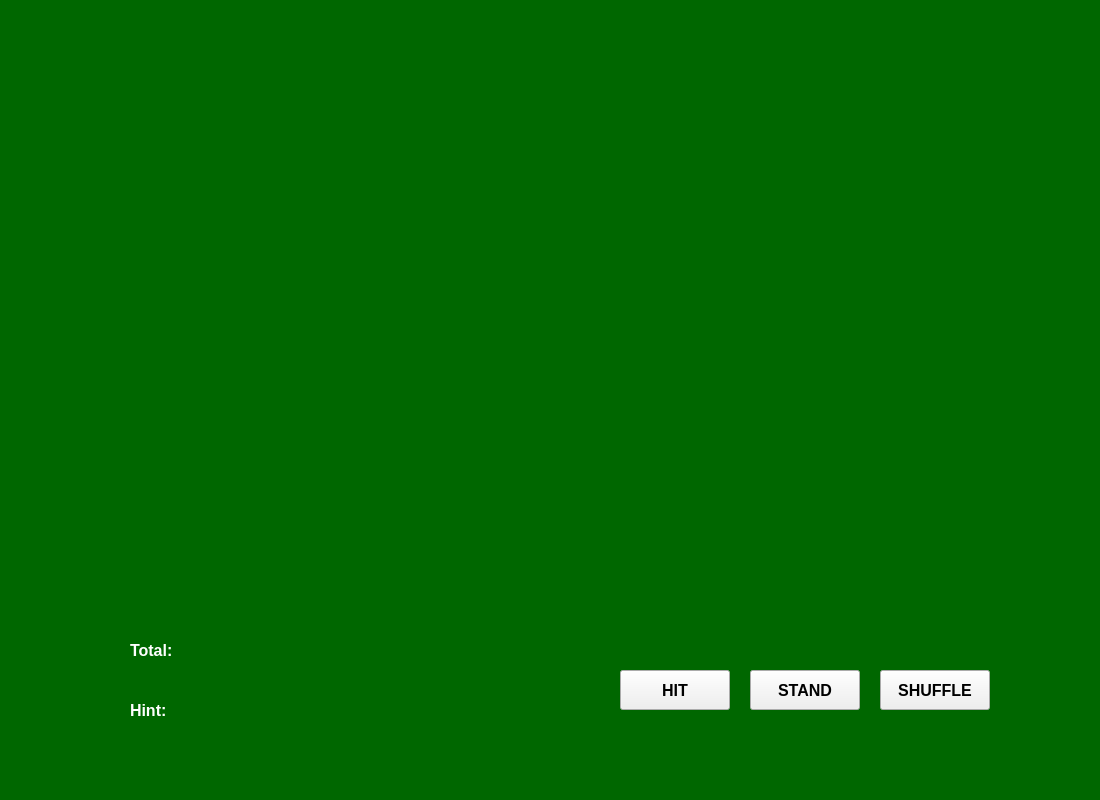
Above: view.ui from kirshan-tx/blackjack before the change. Below: the same form after it.
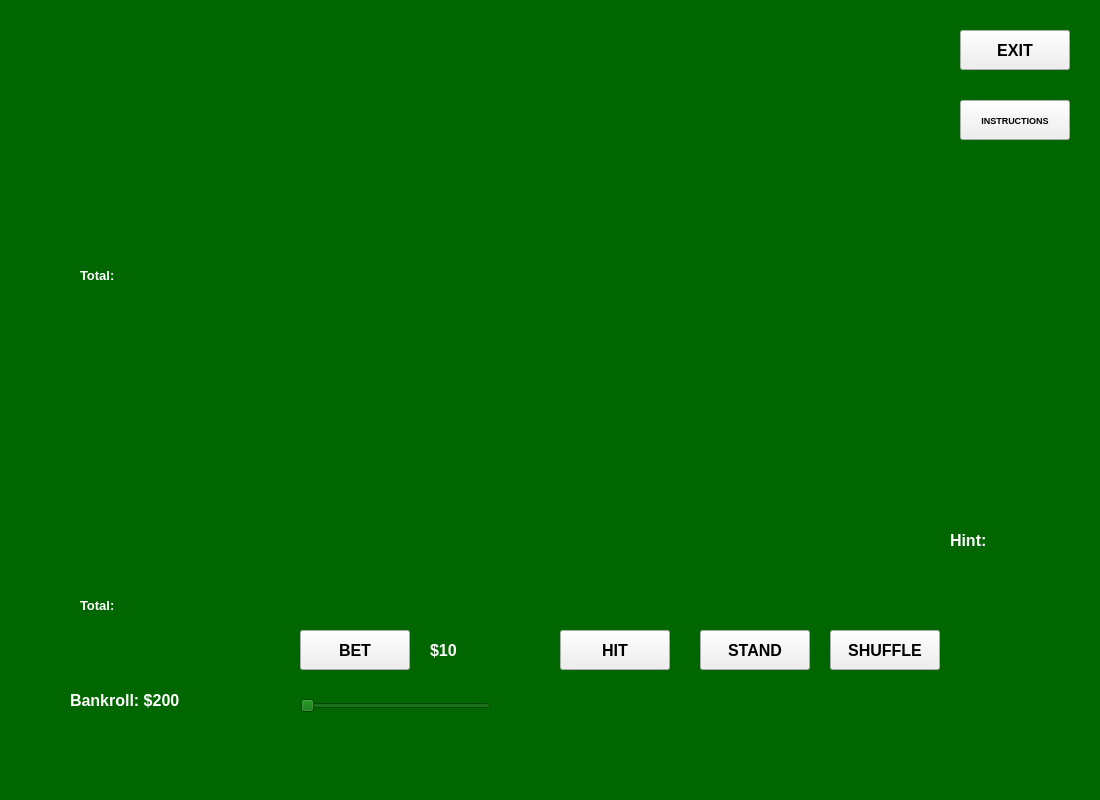
That is the form after the change. The open tabs and pages were chosen to show the change. Icons and pictures are not drawn.

Commit message: changed layout, added slider widget

Patch:
```diff
--- a/view.ui
+++ b/view.ui
@@ -29,101 +29,112 @@
    <string notr="true">background-color: rgb(0, 103, 0)</string>
   </property>
   <widget class="QWidget" name="centralwidget">
-   <widget class="QPushButton" name="button_hit">
+   <widget class="QStackedWidget" name="stackedWidget">
     <property name="geometry">
      <rect>
-      <x>620</x>
-      <y>670</y>
-      <width>110</width>
-      <height>40</height>
+      <x>0</x>
+      <y>-20</y>
+      <width>1101</width>
+      <height>831</height>
      </rect>
     </property>
-    <property name="font">
-     <font>
-      <family>Arial</family>
-      <pointsize>12</pointsize>
-      <weight>75</weight>
-      <bold>true</bold>
-     </font>
-    </property>
-    <property name="styleSheet">
-     <string notr="true">background-color: light gray</string>
-    </property>
-    <property name="text">
-     <string>HIT</string>
-    </property>
-   </widget>
-   <widget class="QPushButton" name="button_stand">
+    <widget class="QWidget" name="main_menu">
+     <widget class="QLabel" name="label_logo">
     <property name="geometry">
      <rect>
-      <x>750</x>
-      <y>670</y>
-      <width>110</width>
-      <height>40</height>
-     </rect>
-    </property>
-    <property name="font">
-     <font>
-      <family>Arial</family>
-      <pointsize>12</pointsize>
-      <weight>75</weight>
-      <bold>true</bold>
-     </font>
-    </property>
-    <property name="styleSheet">
-     <string notr="true">background-color: light gray</string>
-    </property>
-    <property name="text">
-     <string>STAND</string>
-    </property>
-   </widget>
-   <widget class="QPushButton" name="button_shuffle">
-    <property name="geometry">
-     <rect>
-      <x>880</x>
-      <y>670</y>
-      <width>110</width>
-      <height>40</height>
-     </rect>
-    </property>
-    <property name="font">
-     <font>
-      <family>Arial</family>
-      <pointsize>12</pointsize>
-      <weight>75</weight>
-      <bold>true</bold>
-     </font>
-    </property>
-    <property name="styleSheet">
-     <string notr="true">background-color: light gray</string>
-    </property>
-    <property name="text">
-     <string>SHUFFLE</string>
-    </property>
-   </widget>
-   <widget class="QLabel" name="label_dealer1">
-    <property name="geometry">
-     <rect>
-      <x>300</x>
-      <y>40</y>
-      <width>150</width>
-      <height>220</height>
+        <x>130</x>
+        <y>140</y>
+        <width>151</width>
+        <height>151</height>
      </rect>
     </property>
     <property name="text">
      <string/>
     </property>
     <property name="pixmap">
-     <pixmap>images/back.png</pixmap>
-    </property>
-    <property name="scaledContents">
-     <bool>true</bool>
-    </property>
-   </widget>
+       <pixmap>images/logo.png</pixmap>
+      </property>
+     </widget>
+     <widget class="QLabel" name="label_title">
+      <property name="geometry">
+       <rect>
+        <x>320</x>
+        <y>140</y>
+        <width>641</width>
+        <height>141</height>
+       </rect>
+      </property>
+      <property name="font">
+       <font>
+        <family>Arial</family>
+        <pointsize>72</pointsize>
+        <weight>75</weight>
+        <bold>true</bold>
+       </font>
+      </property>
+      <property name="styleSheet">
+       <string notr="true">color: white
+</string>
+      </property>
+      <property name="text">
+       <string>Black Jack</string>
+      </property>
+     </widget>
+     <widget class="QPushButton" name="button_start">
+      <property name="geometry">
+       <rect>
+        <x>380</x>
+        <y>390</y>
+        <width>371</width>
+        <height>101</height>
+       </rect>
+      </property>
+      <property name="font">
+       <font>
+        <family>Arial</family>
+        <pointsize>26</pointsize>
+        <weight>75</weight>
+        <bold>true</bold>
+       </font>
+      </property>
+      <property name="styleSheet">
+       <string notr="true">background-color: light gray</string>
+      </property>
+      <property name="text">
+       <string>START</string>
+      </property>
+     </widget>
+     <widget class="QPushButton" name="button_instructions">
+      <property name="geometry">
+       <rect>
+        <x>380</x>
+        <y>560</y>
+        <width>371</width>
+        <height>101</height>
+       </rect>
+      </property>
+      <property name="font">
+       <font>
+        <family>Arial</family>
+        <pointsize>26</pointsize>
+        <weight>75</weight>
+        <bold>true</bold>
+       </font>
+      </property>
+      <property name="styleSheet">
+       <string notr="true">background-color: light gray</string>
+      </property>
+      <property name="text">
+       <string>INSTRUCTIONS</string>
+      </property>
+     </widget>
+    </widget>
+    <widget class="QWidget" name="instructions"/>
+    <widget class="QWidget" name="game">
    <widget class="QLabel" name="label_dealer0">
     <property name="geometry">
      <rect>
-      <x>120</x>
+        <x>70</x>
       <y>40</y>
       <width>150</width>
       <height>220</height>
@@ -139,11 +150,11 @@
      <bool>true</bool>
     </property>
    </widget>
-   <widget class="QLabel" name="label_dealer2">
+     <widget class="QLabel" name="label_player2">
     <property name="geometry">
      <rect>
-      <x>480</x>
-      <y>40</y>
+        <x>430</x>
+        <y>370</y>
       <width>150</width>
       <height>220</height>
      </rect>
@@ -155,42 +166,35 @@
      <bool>true</bool>
     </property>
    </widget>
-   <widget class="QLabel" name="label_dealer3">
+     <widget class="QLabel" name="label_hint">
     <property name="geometry">
      <rect>
-      <x>660</x>
-      <y>40</y>
-      <width>150</width>
-      <height>220</height>
-     </rect>
-    </property>
-    <property name="text">
-     <string/>
-    </property>
-    <property name="scaledContents">
-     <bool>true</bool>
-    </property>
-   </widget>
-   <widget class="QLabel" name="label_dealer4">
-    <property name="geometry">
-     <rect>
-      <x>840</x>
-      <y>40</y>
-      <width>150</width>
-      <height>220</height>
-     </rect>
-    </property>
+        <x>950</x>
+        <y>540</y>
+        <width>51</width>
+        <height>41</height>
+       </rect>
+      </property>
+      <property name="font">
+       <font>
+        <family>Arial</family>
+        <pointsize>12</pointsize>
+        <weight>75</weight>
+        <bold>true</bold>
+       </font>
+      </property>
+      <property name="styleSheet">
+       <string notr="true">color: white
+</string>
+      </property>
     <property name="text">
-     <string/>
-    </property>
-    <property name="scaledContents">
-     <bool>true</bool>
+       <string>Hint:</string>
     </property>
    </widget>
    <widget class="QLabel" name="label_player3">
     <property name="geometry">
      <rect>
-      <x>660</x>
+        <x>610</x>
       <y>370</y>
       <width>150</width>
       <height>220</height>
@@ -203,10 +207,82 @@
      <bool>true</bool>
     </property>
    </widget>
+     <widget class="QPushButton" name="button_shuffle">
+      <property name="geometry">
+       <rect>
+        <x>830</x>
+        <y>650</y>
+        <width>110</width>
+        <height>40</height>
+       </rect>
+      </property>
+      <property name="font">
+       <font>
+        <family>Arial</family>
+        <pointsize>12</pointsize>
+        <weight>75</weight>
+        <bold>true</bold>
+       </font>
+      </property>
+      <property name="styleSheet">
+       <string notr="true">background-color: light gray</string>
+      </property>
+      <property name="text">
+       <string>SHUFFLE</string>
+      </property>
+     </widget>
+     <widget class="QPushButton" name="button_stand">
+      <property name="geometry">
+       <rect>
+        <x>700</x>
+        <y>650</y>
+        <width>110</width>
+        <height>40</height>
+       </rect>
+      </property>
+      <property name="font">
+       <font>
+        <family>Arial</family>
+        <pointsize>12</pointsize>
+        <weight>75</weight>
+        <bold>true</bold>
+       </font>
+      </property>
+      <property name="styleSheet">
+       <string notr="true">background-color: light gray</string>
+      </property>
+      <property name="text">
+       <string>STAND</string>
+      </property>
+     </widget>
+     <widget class="QPushButton" name="button_hit">
+      <property name="geometry">
+       <rect>
+        <x>560</x>
+        <y>650</y>
+        <width>110</width>
+        <height>40</height>
+       </rect>
+      </property>
+      <property name="font">
+       <font>
+        <family>Arial</family>
+        <pointsize>12</pointsize>
+        <weight>75</weight>
+        <bold>true</bold>
+       </font>
+      </property>
+      <property name="styleSheet">
+       <string notr="true">background-color: light gray</string>
+      </property>
+      <property name="text">
+       <string>HIT</string>
+      </property>
+     </widget>
    <widget class="QLabel" name="label_player4">
     <property name="geometry">
      <rect>
-      <x>840</x>
+        <x>790</x>
       <y>370</y>
       <width>150</width>
       <height>220</height>
@@ -215,22 +291,6 @@
     <property name="text">
      <string/>
     </property>
-    <property name="scaledContents">
-     <bool>true</bool>
-    </property>
-   </widget>
-   <widget class="QLabel" name="label_player1">
-    <property name="geometry">
-     <rect>
-      <x>300</x>
-      <y>370</y>
-      <width>150</width>
-      <height>220</height>
-     </rect>
-    </property>
-    <property name="text">
-     <string/>
-    </property>
     <property name="pixmap">
      <pixmap>images/13_of_hearts.png</pixmap>
     </property>
@@ -238,11 +298,11 @@
      <bool>true</bool>
     </property>
    </widget>
-   <widget class="QLabel" name="label_player0">
+     <widget class="QLabel" name="label_dealer3">
     <property name="geometry">
      <rect>
-      <x>120</x>
-      <y>370</y>
+        <x>610</x>
+        <y>40</y>
       <width>150</width>
       <height>220</height>
      </rect>
@@ -257,11 +317,11 @@
      <bool>true</bool>
     </property>
    </widget>
-   <widget class="QLabel" name="label_player2">
+     <widget class="QLabel" name="label_dealer2">
     <property name="geometry">
      <rect>
-      <x>480</x>
-      <y>370</y>
+        <x>430</x>
+        <y>40</y>
       <width>150</width>
       <height>220</height>
      </rect>
@@ -276,16 +336,16 @@
    <widget class="QLabel" name="label_player_total">
     <property name="geometry">
      <rect>
-      <x>130</x>
-      <y>630</y>
-      <width>131</width>
-      <height>41</height>
+        <x>80</x>
+        <y>610</y>
+        <width>91</width>
+        <height>31</height>
      </rect>
     </property>
     <property name="font">
      <font>
       <family>Arial</family>
-      <pointsize>12</pointsize>
+        <pointsize>10</pointsize>
       <weight>75</weight>
       <bold>true</bold>
      </font>
@@ -301,9 +361,9 @@
    <widget class="QLabel" name="label_strat">
     <property name="geometry">
      <rect>
-      <x>190</x>
-      <y>690</y>
-      <width>131</width>
+        <x>1010</x>
+        <y>540</y>
+        <width>81</width>
       <height>41</height>
      </rect>
     </property>
@@ -326,13 +386,76 @@
 }</string>
     </property>
     <property name="text">
-     <string>Strat</string>
+       <string/>
+      </property>
+     </widget>
+     <widget class="QLabel" name="label_dealer1">
+      <property name="geometry">
+       <rect>
+        <x>250</x>
+        <y>40</y>
+        <width>150</width>
+        <height>220</height>
+       </rect>
+      </property>
+      <property name="text">
+       <string/>
+      </property>
+      <property name="pixmap">
+       <pixmap>images/back.png</pixmap>
+      </property>
+      <property name="scaledContents">
+       <bool>true</bool>
+      </property>
+     </widget>
+     <widget class="QLabel" name="label_dealer_total">
+      <property name="geometry">
+       <rect>
+        <x>80</x>
+        <y>280</y>
+        <width>91</width>
+        <height>31</height>
+       </rect>
+      </property>
+      <property name="font">
+       <font>
+        <family>Arial</family>
+        <pointsize>10</pointsize>
+        <weight>75</weight>
+        <bold>true</bold>
+       </font>
+      </property>
+      <property name="styleSheet">
+       <string notr="true">color: white
+</string>
+      </property>
+      <property name="text">
+       <string>Total:</string>
+      </property>
+     </widget>
+     <widget class="QLabel" name="label_player1">
+      <property name="geometry">
+       <rect>
+        <x>250</x>
+        <y>370</y>
+        <width>150</width>
+        <height>220</height>
+       </rect>
+      </property>
+      <property name="text">
+       <string/>
+      </property>
+      <property name="pixmap">
+       <pixmap>images/13_of_hearts.png</pixmap>
+      </property>
+      <property name="scaledContents">
+       <bool>true</bool>
     </property>
    </widget>
    <widget class="QLabel" name="label_result">
     <property name="geometry">
      <rect>
-      <x>330</x>
+        <x>280</x>
       <y>290</y>
       <width>621</width>
       <height>51</height>
@@ -357,12 +480,50 @@
      <set>Qt::AlignCenter</set>
     </property>
    </widget>
-   <widget class="QLabel" name="label_dealer_total">
+     <widget class="QLabel" name="label_player0">
     <property name="geometry">
      <rect>
-      <x>120</x>
-      <y>290</y>
-      <width>131</width>
+        <x>70</x>
+        <y>370</y>
+        <width>150</width>
+        <height>220</height>
+       </rect>
+      </property>
+      <property name="text">
+       <string/>
+      </property>
+      <property name="pixmap">
+       <pixmap>images/14_of_spades.png</pixmap>
+      </property>
+      <property name="scaledContents">
+       <bool>true</bool>
+      </property>
+     </widget>
+     <widget class="QLabel" name="label_dealer4">
+      <property name="geometry">
+       <rect>
+        <x>790</x>
+        <y>40</y>
+        <width>150</width>
+        <height>220</height>
+       </rect>
+      </property>
+      <property name="text">
+       <string/>
+      </property>
+      <property name="pixmap">
+       <pixmap>images/blank.png</pixmap>
+      </property>
+      <property name="scaledContents">
+       <bool>true</bool>
+      </property>
+     </widget>
+     <widget class="QLabel" name="label_bankroll">
+      <property name="geometry">
+       <rect>
+        <x>70</x>
+        <y>700</y>
+        <width>151</width>
       <height>41</height>
      </rect>
     </property>
@@ -379,14 +540,62 @@
 </string>
     </property>
     <property name="text">
-     <string/>
-    </property>
-   </widget>
-   <widget class="QLabel" name="label_hint">
+       <string>Bankroll: $200</string>
+      </property>
+     </widget>
+     <widget class="QPushButton" name="button_instructions_2">
     <property name="geometry">
      <rect>
-      <x>130</x>
-      <y>690</y>
+        <x>960</x>
+        <y>120</y>
+        <width>110</width>
+        <height>40</height>
+       </rect>
+      </property>
+      <property name="font">
+       <font>
+        <family>Arial</family>
+        <pointsize>7</pointsize>
+        <weight>75</weight>
+        <bold>true</bold>
+       </font>
+      </property>
+      <property name="styleSheet">
+       <string notr="true">background-color: light gray</string>
+      </property>
+      <property name="text">
+       <string>INSTRUCTIONS</string>
+      </property>
+     </widget>
+     <widget class="QPushButton" name="button_exit">
+      <property name="geometry">
+       <rect>
+        <x>960</x>
+        <y>50</y>
+        <width>110</width>
+        <height>40</height>
+       </rect>
+      </property>
+      <property name="font">
+       <font>
+        <family>Arial</family>
+        <pointsize>12</pointsize>
+        <weight>75</weight>
+        <bold>true</bold>
+       </font>
+      </property>
+      <property name="styleSheet">
+       <string notr="true">background-color: light gray</string>
+      </property>
+      <property name="text">
+       <string>EXIT</string>
+      </property>
+     </widget>
+     <widget class="QLabel" name="label_bet">
+      <property name="geometry">
+       <rect>
+        <x>430</x>
+        <y>650</y>
       <width>51</width>
       <height>41</height>
      </rect>
@@ -404,8 +613,125 @@
 </string>
     </property>
     <property name="text">
-     <string>Hint:</string>
-    </property>
+       <string>$10</string>
+      </property>
+     </widget>
+     <widget class="QPushButton" name="button_bet">
+      <property name="geometry">
+       <rect>
+        <x>300</x>
+        <y>650</y>
+        <width>110</width>
+        <height>40</height>
+       </rect>
+      </property>
+      <property name="font">
+       <font>
+        <family>Arial</family>
+        <pointsize>12</pointsize>
+        <weight>75</weight>
+        <bold>true</bold>
+       </font>
+      </property>
+      <property name="styleSheet">
+       <string notr="true">background-color: light gray</string>
+      </property>
+      <property name="text">
+       <string>BET</string>
+      </property>
+     </widget>
+     <widget class="QSlider" name="horizontalSlider">
+      <property name="geometry">
+       <rect>
+        <x>300</x>
+        <y>710</y>
+        <width>191</width>
+        <height>31</height>
+       </rect>
+      </property>
+      <property name="orientation">
+       <enum>Qt::Horizontal</enum>
+      </property>
+     </widget>
+    </widget>
+    <widget class="QWidget" name="game_over">
+     <widget class="QLabel" name="label_game_over">
+      <property name="geometry">
+       <rect>
+        <x>240</x>
+        <y>120</y>
+        <width>621</width>
+        <height>91</height>
+       </rect>
+      </property>
+      <property name="font">
+       <font>
+        <family>Arial</family>
+        <pointsize>36</pointsize>
+        <weight>75</weight>
+        <bold>true</bold>
+       </font>
+      </property>
+      <property name="styleSheet">
+       <string notr="true">color: white
+</string>
+      </property>
+      <property name="text">
+       <string>Game Over</string>
+      </property>
+      <property name="alignment">
+       <set>Qt::AlignCenter</set>
+      </property>
+     </widget>
+     <widget class="QPushButton" name="button_menu">
+      <property name="geometry">
+       <rect>
+        <x>370</x>
+        <y>320</y>
+        <width>371</width>
+        <height>101</height>
+       </rect>
+      </property>
+      <property name="font">
+       <font>
+        <family>Arial</family>
+        <pointsize>26</pointsize>
+        <weight>75</weight>
+        <bold>true</bold>
+       </font>
+      </property>
+      <property name="styleSheet">
+       <string notr="true">background-color: light gray</string>
+      </property>
+      <property name="text">
+       <string>MENU</string>
+      </property>
+     </widget>
+     <widget class="QPushButton" name="button_restart">
+      <property name="geometry">
+       <rect>
+        <x>370</x>
+        <y>510</y>
+        <width>371</width>
+        <height>101</height>
+       </rect>
+      </property>
+      <property name="font">
+       <font>
+        <family>Arial</family>
+        <pointsize>26</pointsize>
+        <weight>75</weight>
+        <bold>true</bold>
+       </font>
+      </property>
+      <property name="styleSheet">
+       <string notr="true">background-color: light gray</string>
+      </property>
+      <property name="text">
+       <string>RESTART</string>
+      </property>
+     </widget>
+    </widget>
    </widget>
   </widget>
   <widget class="QMenuBar" name="menubar">
```
Left out of the diff: 13 changed lines with no effect on the pictures. Lines whose indentation alone changed are shown as unchanged. The commit also changes 7 other files.
